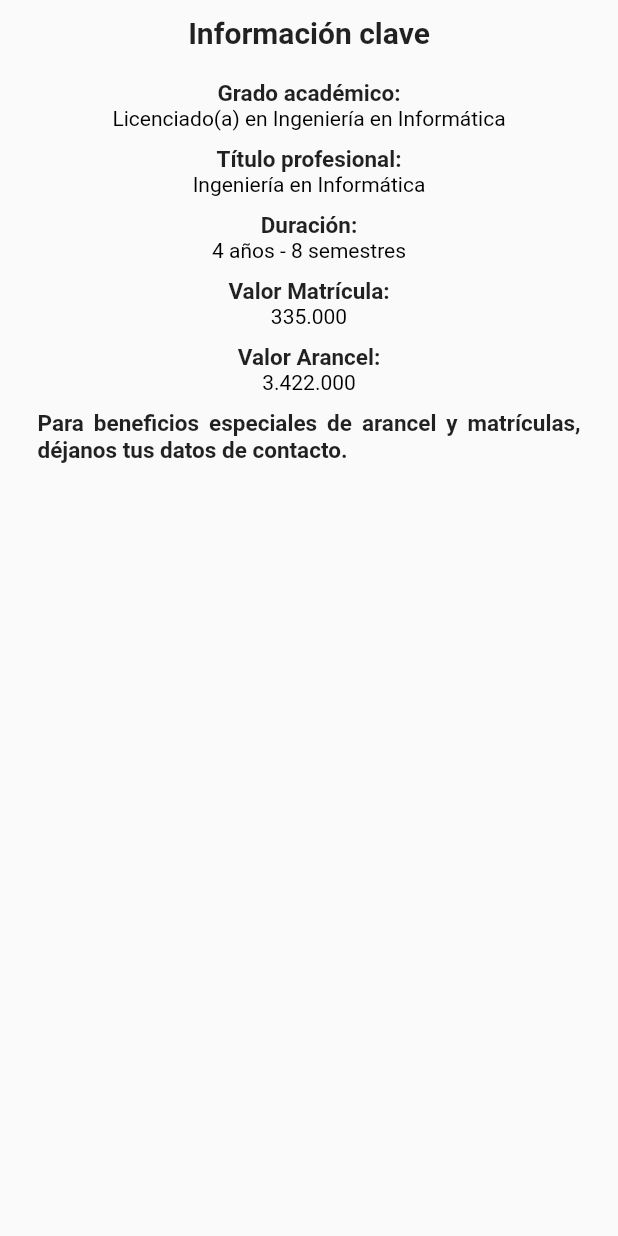
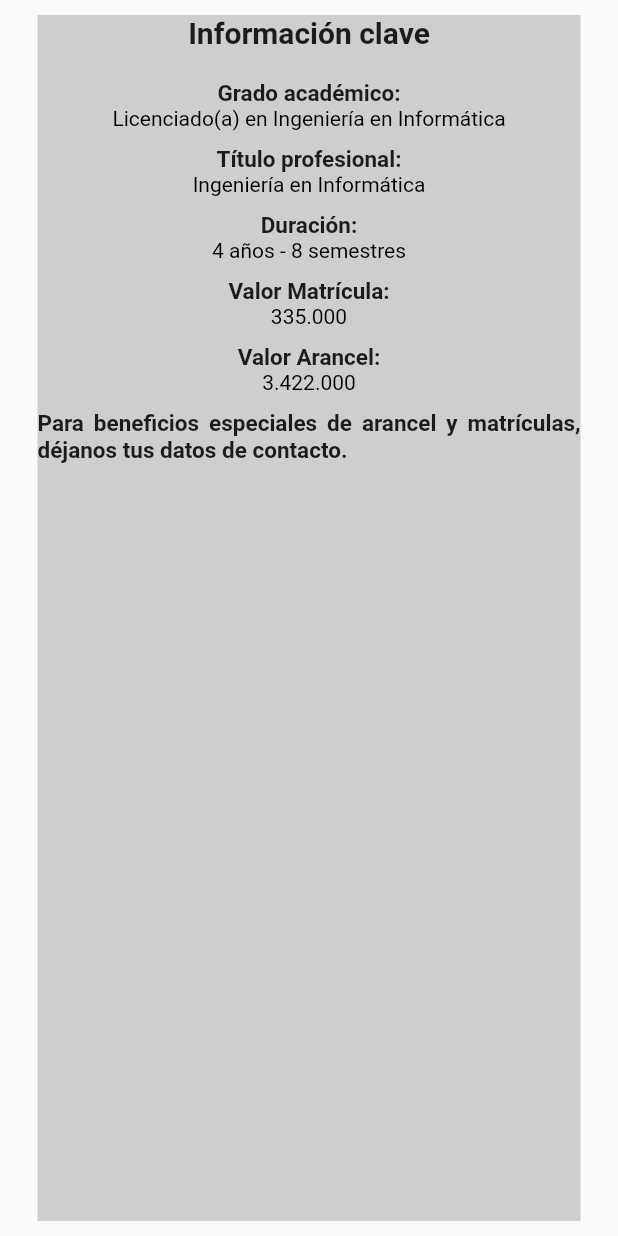
Before and after one commit to NocMayor/Trabajo-1, a Flutter app: the ContenedorCinco widget shown alone on an empty page, opened directly, on a phone screen of 412 x 824 dp. Run offline on Flutter 3.47's test engine with Material 2 defaults, Android fonts, the phone set to English and light mode, and no system bars; network calls fail.

Commit message:
agregue color en contenedro cinco

```diff
--- a/lib/screens/home_screen.dart
+++ b/lib/screens/home_screen.dart
@@ -21,6 +21,9 @@ class HomeScreen extends StatelessWidget {
       const ContenedorCuatro(),
       //Contenedor Información Clave
       const ContenedorCinco(),
+      SizedBox(
+          height: 10
+          ),
       Center(
             child: FloatingActionButton(
               backgroundColor: const Color.fromRGBO(255, 165, 0, 1),
--- a/lib/widget/contenedor_cinco.dart
+++ b/lib/widget/contenedor_cinco.dart
@@ -7,8 +7,18 @@ class ContenedorCinco extends StatelessWidget {
 
   @override
   Widget build(BuildContext context) {
+    final size_screen = MediaQuery.of(context).size;
     return Container(
       margin: const EdgeInsets.symmetric(horizontal: 25, vertical: 10),
+child: Stack(
+        children: [
+          Container(
+            decoration: const BoxDecoration(
+              gradient: LinearGradient(colors: [
+                Color.fromRGBO(205, 206, 207, 1),
+                Color.fromRGBO(205, 206, 207, 1),
+              ])),
+
     child: const Column(
       children: [
         Text('Información clave', style: TextStyle(fontSize: 20, fontWeight: FontWeight.bold)),
@@ -48,8 +58,14 @@ class ContenedorCinco extends StatelessWidget {
           ),
         Text('Para beneficios especiales de arancel y matrículas, déjanos tus datos de contacto.',
         textAlign: TextAlign.justify, style: TextStyle(fontSize: 15, fontWeight: FontWeight.bold)),
-      ],
-    ),
+        SizedBox(
+          height: 10
+          ),
+              ],
+            ),
+          )
+        ]
+      ),
     );
   }
 }
```
